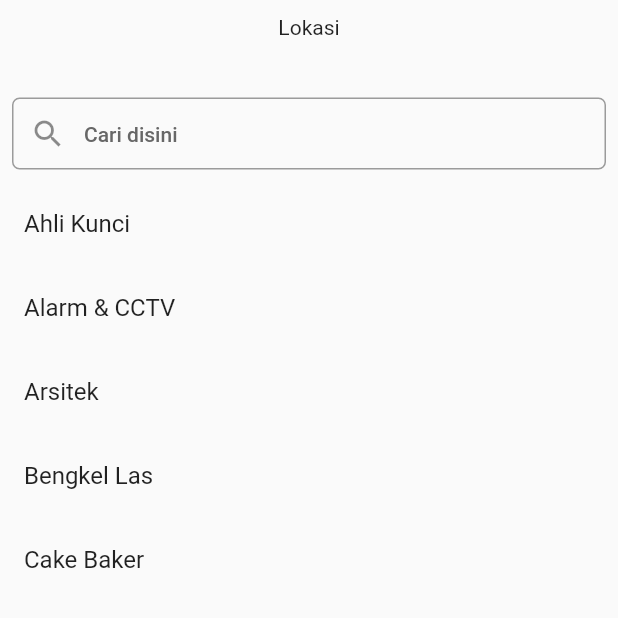
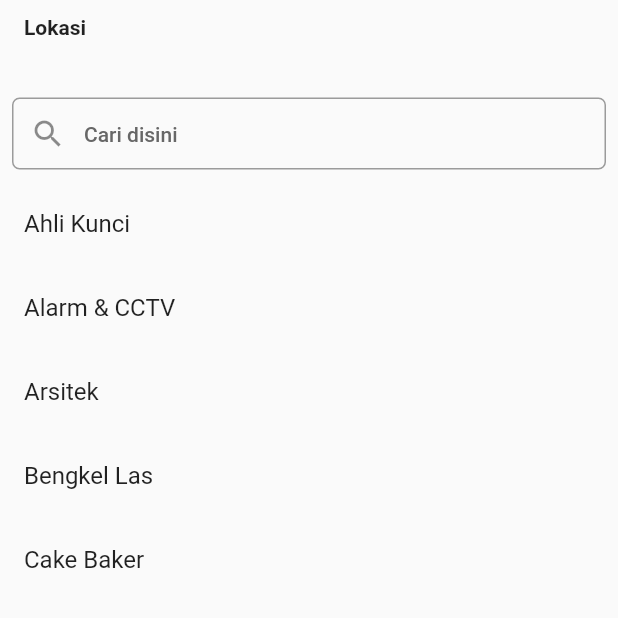
Before and after one commit to SmkOnlineService/SOS, a Flutter app: the SearchServicePage screen opened directly with empty values, on a phone screen of 412 x 824 dp, the top half of it. Run offline on Flutter 3.47's test engine with Material 2 defaults, Android fonts, the phone set to English and light mode, and no system bars; our stand-ins replace cached_network_image, carousel_slider, dio, firebase_auth, firebase_core, flutter_local_notifications and 4 more; missing offline and left inert: encrypted_shared_preferences, geocode; accounts and stored records are empty; network calls fail; statements that could not run were skipped.

Commit message:
fix: user location placement

```diff
--- a/lib/module/search_jasa/views/search_service_page.dart
+++ b/lib/module/search_jasa/views/search_service_page.dart
@@ -36,10 +36,17 @@ class SearchServicePage extends GetView<SearchServiceController> {
 
   Widget _searchSubmenu() {
     return Column(
+      crossAxisAlignment: CrossAxisAlignment.stretch,
       children: [
-        const Text("Lokasi"),
+        const Padding(
+          padding: EdgeInsets.only(left: 16.0),
+          child: Text("Lokasi", style: TextStyle(fontWeight: FontWeight.w700),),
+        ),
         const SizedBox(height: 5),
-        Text(Get.arguments['address']),
+        Padding(
+          padding: const EdgeInsets.only(left: 16.0),
+          child: Text(Get.arguments['address']),
+        ),
         const SizedBox(height: 10),
         Padding(
           padding: const EdgeInsets.all(8.0),
```
